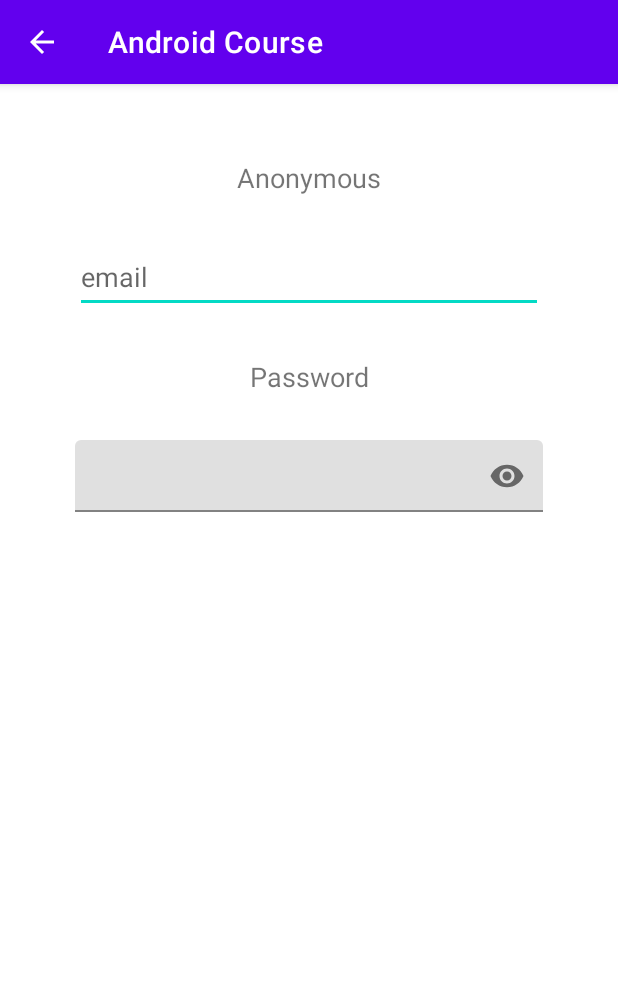
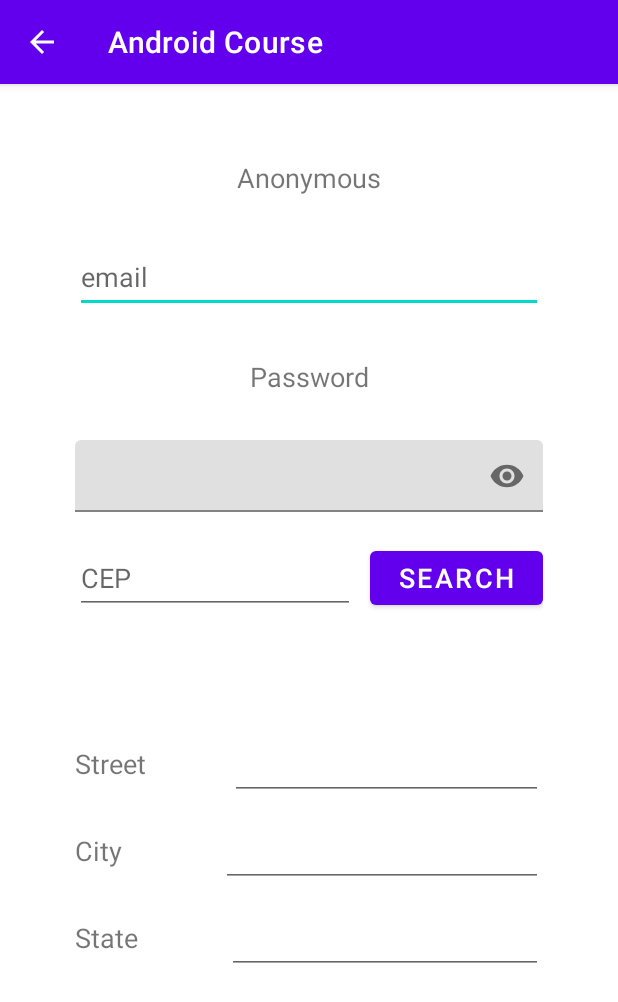
Before and after one commit to lucassf/AndroidStudioDev, an Android app: the screen it shows after launch (FrameLayoutActivity before the commit, RetrofitLayoutActivity after it), after a tap on "GREET", on a phone screen of 412 x 824 dp. Shown: the top 1002 px of the screen. Run offline under Robolectric (Android 15) with nearby library versions, the phone set to English and light mode, and no system bars.

Commit message:
Implemented Retrofit Call

```diff
--- a/app/src/main/java/com/fiapon/helloworld/FrameLayoutActivity.kt
+++ /dev/null
@@ -1,26 +0,0 @@
-package com.fiapon.helloworld
-
-import android.content.Context
-import androidx.appcompat.app.AppCompatActivity
-import android.os.Bundle
-import android.widget.Button
-import android.widget.TextView
-
-class FrameLayoutActivity : AppCompatActivity() {
-    override fun onCreate(savedInstanceState: Bundle?) {
-        super.onCreate(savedInstanceState)
-        setContentView(R.layout.activity_frame_layout)
-
-        val greetDict = this.getSharedPreferences("greeting", Context.MODE_PRIVATE)
-        val name = greetDict.getString("name", "")
-        val greeting = greetDict.getString("greet", "")
-
-        val greetText: TextView = findViewById(R.id.txtUser)
-        if (name == null || name.isEmpty())
-            greetText.text = "Anonymous"
-        else if (greeting == "None")
-            greetText.text = name
-        else
-            greetText.text = "$greeting $name"
-    }
-}
--- a/app/src/main/java/com/fiapon/helloworld/MainActivity.kt
+++ b/app/src/main/java/com/fiapon/helloworld/MainActivity.kt
@@ -12,11 +12,6 @@ class MainActivity : AppCompatActivity() {
         super.onCreate(savedInstanceState)
         setContentView(R.layout.activity_main)
         Log.i("onCreate", "onCreate function")
-
-        val frameLayoutButton: Button = findViewById(R.id.btnFrameLayout)
-        frameLayoutButton.setOnClickListener {
-            startConstraintLayout()
-        }
 
         val saveGreetButton: Button = findViewById(R.id.btnSaveGreet)
         saveGreetButton.setOnClickListener {
@@ -34,11 +29,6 @@ class MainActivity : AppCompatActivity() {
         }
     }
 
-    private fun startConstraintLayout() {
-        val intent = Intent(this, ConstraintLayoutActivity::class.java)
-        startActivity(intent)
-    }
-
     private fun saveGreet() {
         val greetDict = this.getSharedPreferences("greeting", Context.MODE_PRIVATE)
         val editor = greetDict.edit()
@@ -53,7 +43,7 @@ class MainActivity : AppCompatActivity() {
     }
 
     private fun showGreet() {
-        val intent = Intent(this, FrameLayoutActivity::class.java)
+        val intent = Intent(this, RetrofitLayoutActivity::class.java)
         startActivity(intent)
     }
 
--- a/app/src/main/res/layout/activity_frame_layout.xml
+++ /dev/null
@@ -1,60 +0,0 @@
-<?xml version="1.0" encoding="utf-8"?>
-<FrameLayout xmlns:android="http://schemas.android.com/apk/res/android"
-    xmlns:app="http://schemas.android.com/apk/res-auto"
-    xmlns:tools="http://schemas.android.com/tools"
-    android:layout_width="match_parent"
-    android:layout_height="match_parent"
-    tools:context=".FrameLayoutActivity">
-
-    <LinearLayout
-        android:layout_width="match_parent"
-        android:layout_height="match_parent"
-        android:orientation="vertical"
-        android:padding="50dp">
-
-        <TextView
-            android:id="@+id/txtUser"
-            android:layout_width="match_parent"
-            android:layout_height="wrap_content"
-            android:text="User"
-            android:textSize="18dp"
-            android:textAlignment="center" />
-
-        <EditText
-            android:id="@+id/editTextTextPersonName"
-            android:layout_width="match_parent"
-            android:layout_height="wrap_content"
-            android:layout_marginTop="30dp"
-            android:ems="8"
-            android:hint="email"
-            android:inputType="textEmailAddress"
-            android:minHeight="48dp"
-            android:text="" />
-
-        <TextView
-            android:id="@+id/passTextView"
-            android:layout_width="match_parent"
-            android:layout_height="wrap_content"
-            android:layout_marginTop="30dp"
-            android:textSize="18sp"
-            android:text="Password"
-            android:textAlignment="center" />
-
-
-        <com.google.android.material.textfield.TextInputLayout
-            android:layout_width="match_parent"
-            android:layout_height="wrap_content"
-            app:passwordToggleEnabled="true"
-            android:layout_marginTop="30dp">
-            <EditText
-                android:id="@+id/editTextPassword"
-                android:layout_width="match_parent"
-                android:layout_height="wrap_content"
-                android:ems="8"
-                android:padding="10dp"
-                android:inputType="textPassword"
-                android:text="" />
-        </com.google.android.material.textfield.TextInputLayout>
-
-    </LinearLayout>
-</FrameLayout>
--- /dev/null
+++ b/app/src/main/res/layout/activity_retrofit_layout.xml
@@ -0,0 +1,188 @@
+<?xml version="1.0" encoding="utf-8"?>
+<ScrollView xmlns:android="http://schemas.android.com/apk/res/android"
+    xmlns:app="http://schemas.android.com/apk/res-auto"
+    xmlns:tools="http://schemas.android.com/tools"
+    android:layout_width="match_parent"
+    android:layout_height="match_parent"
+    tools:context=".RetrofitLayoutActivity">
+
+    <LinearLayout
+        android:layout_width="match_parent"
+        android:layout_height="match_parent"
+        android:orientation="vertical"
+        android:padding="50dp">
+
+        <TextView
+            android:id="@+id/txtUser"
+            android:layout_width="match_parent"
+            android:layout_height="wrap_content"
+            android:text="User"
+            android:textAlignment="center"
+            android:textSize="18dp" />
+
+        <EditText
+            android:id="@+id/editTextTextPersonName"
+            android:layout_width="match_parent"
+            android:layout_height="wrap_content"
+            android:layout_marginTop="30dp"
+            android:ems="8"
+            android:hint="email"
+            android:inputType="textEmailAddress"
+            android:minHeight="48dp"
+            android:text="" />
+
+        <TextView
+            android:id="@+id/passTextView"
+            android:layout_width="match_parent"
+            android:layout_height="wrap_content"
+            android:layout_marginTop="30dp"
+            android:text="Password"
+            android:textAlignment="center"
+            android:textSize="18sp" />
+
+
+        <com.google.android.material.textfield.TextInputLayout
+            android:layout_width="match_parent"
+            android:layout_height="wrap_content"
+            android:layout_marginTop="30dp"
+            app:passwordToggleEnabled="true">
+
+            <EditText
+                android:id="@+id/editTextPassword"
+                android:layout_width="match_parent"
+                android:layout_height="wrap_content"
+                android:ems="8"
+                android:inputType="textPassword"
+                android:padding="10dp"
+                android:text="" />
+        </com.google.android.material.textfield.TextInputLayout>
+
+        <LinearLayout
+            android:layout_width="match_parent"
+            android:layout_height="wrap_content"
+            android:layout_marginTop="20dp"
+            android:orientation="horizontal">
+
+            <EditText
+                android:id="@+id/editTextCep"
+                android:layout_width="wrap_content"
+                android:layout_height="wrap_content"
+                android:layout_marginRight="10dp"
+                android:layout_weight="3"
+                android:ems="8"
+                android:hint="CEP"
+                android:inputType="number"
+                android:minHeight="48dp"
+                android:text="" />
+
+            <Button
+                android:id="@+id/btnCepSearch"
+                android:layout_width="wrap_content"
+                android:layout_height="wrap_content"
+                android:layout_gravity="right"
+                android:layout_weight="1"
+                android:minHeight="48dp"
+                android:text="Search"
+                android:textAllCaps="true"
+                android:textSize="18dp" />
+        </LinearLayout>
+
+        <ProgressBar
+            android:id="@+id/progressBar"
+            style="?android:attr/progressBarStyle"
+            android:layout_width="wrap_content"
+            android:layout_height="wrap_content"
+            android:layout_marginTop="8dp"
+            android:layout_gravity="center_horizontal"
+            android:visibility="invisible"
+            app:layout_constraintBottom_toBottomOf="parent"
+            app:layout_constraintEnd_toEndOf="parent"
+            app:layout_constraintStart_toStartOf="parent"
+            app:layout_constraintTop_toBottomOf="@+id/pesquisaRCE" />
+
+        <LinearLayout
+            android:layout_width="match_parent"
+            android:layout_height="wrap_content"
+            android:layout_marginTop="20dp"
+            android:orientation="horizontal">
+
+            <TextView
+                android:id="@+id/txtStreet"
+                android:layout_width="wrap_content"
+                android:layout_height="match_parent"
+                android:layout_weight="3"
+                android:gravity="center_vertical"
+                android:text="Street"
+                android:textSize="18sp" />
+
+            <EditText
+                android:id="@+id/editTextStreet"
+                android:layout_width="wrap_content"
+                android:layout_height="wrap_content"
+                android:layout_gravity="right"
+                android:layout_weight="2"
+                android:ems="8"
+                android:inputType="none"
+                android:minHeight="48dp"
+                android:text="" />
+
+        </LinearLayout>
+
+        <LinearLayout
+            android:layout_width="match_parent"
+            android:layout_height="wrap_content"
+            android:layout_marginTop="10dp"
+            android:orientation="horizontal">
+
+            <TextView
+                android:id="@+id/txtCity"
+                android:layout_width="wrap_content"
+                android:layout_height="match_parent"
+                android:layout_weight="3"
+                android:gravity="center_vertical"
+                android:text="City"
+                android:textSize="18sp" />
+
+            <EditText
+                android:id="@+id/editTextCity"
+                android:layout_width="wrap_content"
+                android:layout_height="wrap_content"
+                android:layout_gravity="right"
+                android:layout_weight="2"
+                android:ems="8"
+                android:inputType="none"
+                android:minHeight="48dp"
+                android:text="" />
+
+        </LinearLayout>
+
+        <LinearLayout
+            android:layout_width="match_parent"
+            android:layout_height="wrap_content"
+            android:layout_marginTop="10dp"
+            android:orientation="horizontal">
+
+            <TextView
+                android:id="@+id/txtState"
+                android:layout_width="wrap_content"
+                android:layout_height="match_parent"
+                android:layout_weight="3"
+                android:gravity="center_vertical"
+                android:text="State"
+                android:textSize="18sp" />
+
+            <EditText
+                android:id="@+id/editTextState"
+                android:layout_width="wrap_content"
+                android:layout_height="wrap_content"
+                android:layout_gravity="right"
+                android:layout_weight="2"
+                android:ems="8"
+                android:inputType="none"
+                android:minHeight="48dp"
+                android:text="" />
+
+        </LinearLayout>
+
+    </LinearLayout>
+</ScrollView>
```
Also changed, not shown: app/build.gradle (+8 -1 lines), app/src/main/AndroidManifest.xml (+1 -8 lines), app/src/main/java/com/fiapon/helloworld/ConstraintLayoutActivity.kt (deleted, +0 -11 lines), app/src/main/java/com/fiapon/helloworld/RetrofitLayoutActivity.kt (added, +69 -0 lines), app/src/main/java/com/fiapon/helloworld/data/CepData.kt (added, +15 -0 lines), app/src/main/java/com/fiapon/helloworld/services/CepFactory.kt (added, +16 -0 lines), app/src/main/java/com/fiapon/helloworld/services/CepService.kt (added, +19 -0 lines), app/src/main/res/layout/activity_constraint_layout.xml (deleted, +0 -60 lines), app/src/main/res/layout/activity_main.xml (+0 -10 lines).
